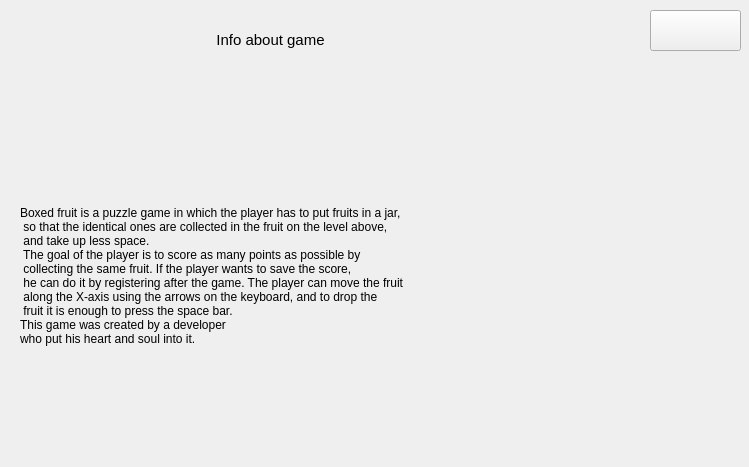
First picture: the form in info_qt.ui, repository SemGru/PyGame_Project, before the edit.
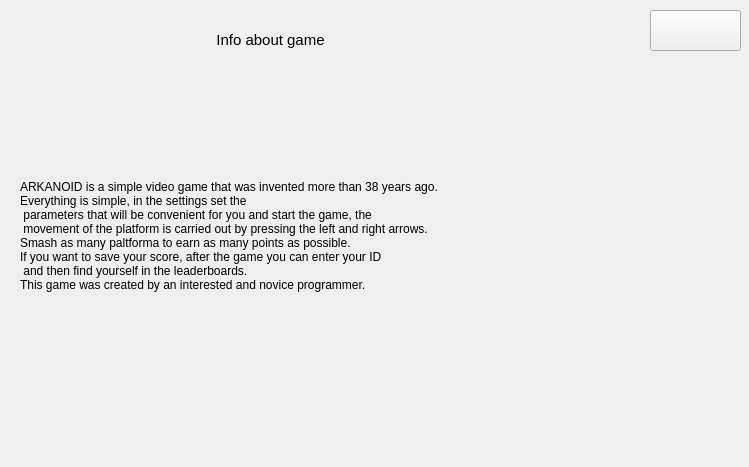
Second picture: the form after the edit.

Diff of the .ui file:
```diff
--- a/info_qt.ui
+++ b/info_qt.ui
@@ -36,22 +36,20 @@
    <property name="geometry">
     <rect>
      <x>20</x>
-     <y>90</y>
+     <y>50</y>
      <width>721</width>
      <height>371</height>
     </rect>
    </property>
    <property name="text">
-    <string>Boxed fruit is a puzzle game in which the player has to put fruits in a jar,
- so that the identical ones are collected in the fruit on the level above,
- and take up less space.
- The goal of the player is to score as many points as possible by
- collecting the same fruit. If the player wants to save the score,
- he can do it by registering after the game. The player can move the fruit
- along the X-axis using the arrows on the keyboard, and to drop the
- fruit it is enough to press the space bar.
-This game was created by a developer 
-who put his heart and soul into it.</string>
+    <string>ARKANOID is a simple video game that was invented more than 38 years ago.
+Everything is simple, in the settings set the
+ parameters that will be convenient for you and start the game, the
+ movement of the platform is carried out by pressing the left and right arrows.
+Smash as many paltforma to earn as many points as possible.
+If you want to save your score, after the game you can enter your ID
+ and then find yourself in the leaderboards.
+This game was created by an interested and novice programmer.</string>
    </property>
   </widget>
   <widget class="QPushButton" name="exit_bottom">
```
Left out of the diff: 2 changed lines with no effect on the pictures.
